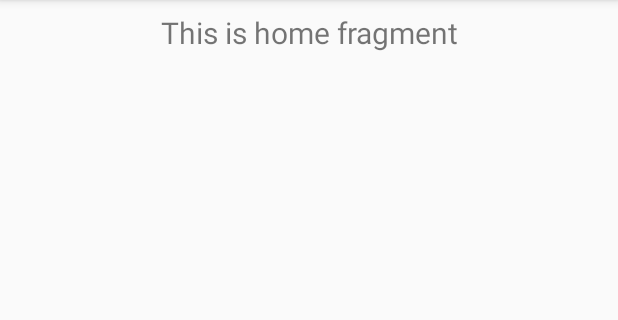
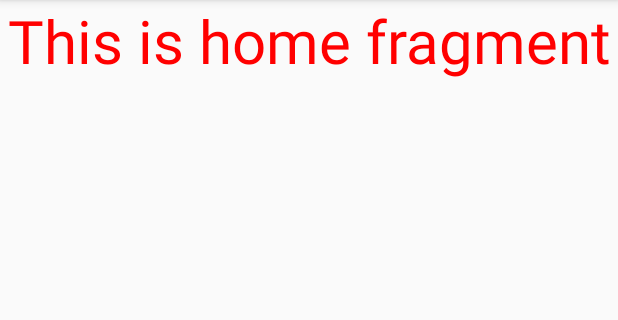
Before and after one commit to MonirDev/RentAsk, an Android app: the fragment HomeFragment shown on its own in the app's theme, on a phone screen of 412 x 824 dp, the part 84-404 px from its top. Run offline under Robolectric (Android 15) with nearby library versions, the phone set to English and light mode, and no system bars.

Commit message:
Change Toolber Error in Xml

```diff
--- a/app/src/main/res/layout/activity_landing_screen.xml
+++ b/app/src/main/res/layout/activity_landing_screen.xml
@@ -52,7 +52,8 @@
             android:textSize="18sp"
             app:layout_constraintEnd_toEndOf="parent"
             app:layout_constraintStart_toStartOf="parent"
-            app:layout_constraintTop_toBottomOf="@+id/textView3" />
+            app:layout_constraintTop_toBottomOf="@+id/textView3"
+            android:onClick="rent" />
 
         <Button
             android:id="@+id/button5"
--- a/app/src/main/res/layout/content_main.xml
+++ b/app/src/main/res/layout/content_main.xml
@@ -17,4 +17,6 @@
         app:layout_constraintRight_toRightOf="parent"
         app:layout_constraintTop_toTopOf="parent"
         app:navGraph="@navigation/mobile_navigation" />
+
+
 </androidx.constraintlayout.widget.ConstraintLayout>
--- a/app/src/main/res/layout/fragment_home.xml
+++ b/app/src/main/res/layout/fragment_home.xml
@@ -1,5 +1,5 @@
 <?xml version="1.0" encoding="utf-8"?>
-<androidx.constraintlayout.widget.ConstraintLayout xmlns:android="http://schemas.android.com/apk/res/android"
+<LinearLayout xmlns:android="http://schemas.android.com/apk/res/android"
     xmlns:app="http://schemas.android.com/apk/res-auto"
     android:layout_width="match_parent"
     android:layout_height="match_parent">
@@ -8,12 +8,7 @@
         android:id="@+id/text_home"
         android:layout_width="match_parent"
         android:layout_height="wrap_content"
-        android:layout_marginStart="8dp"
-        android:layout_marginTop="8dp"
-        android:layout_marginEnd="8dp"
-        android:textAlignment="center"
-        android:textSize="20sp"
-        app:layout_constraintEnd_toEndOf="parent"
-        app:layout_constraintStart_toStartOf="parent"
-        app:layout_constraintTop_toTopOf="parent" />
-</androidx.constraintlayout.widget.ConstraintLayout>
+        android:textSize="40sp"
+        android:textColor="#FF0000"
+        android:gravity="center"/>
+</LinearLayout>
```
Also changed, not shown: app/src/main/AndroidManifest.xml (+5 -5 lines), app/src/main/java/com/teamdakatia/rentask/Landing_screen.java (+7 -0 lines), app/src/main/java/com/teamdakatia/rentask/Main2Activity.java (deleted, +0 -14 lines), app/src/main/res/layout/activity_main2.xml (deleted, +0 -9 lines).
